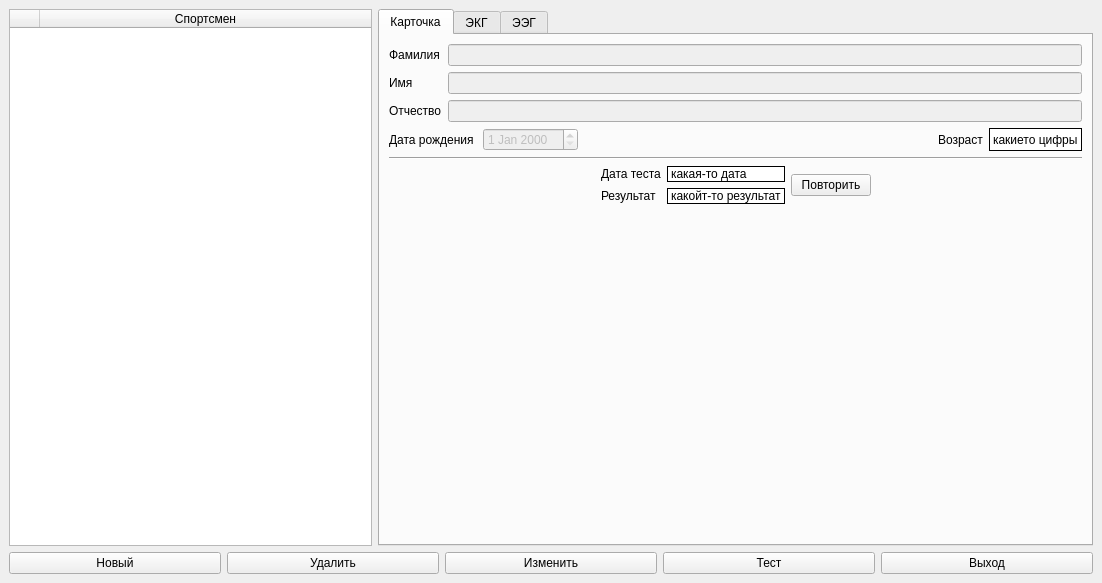
Qt form design.ui (egorguslyan/kvantoriada) before a commit.
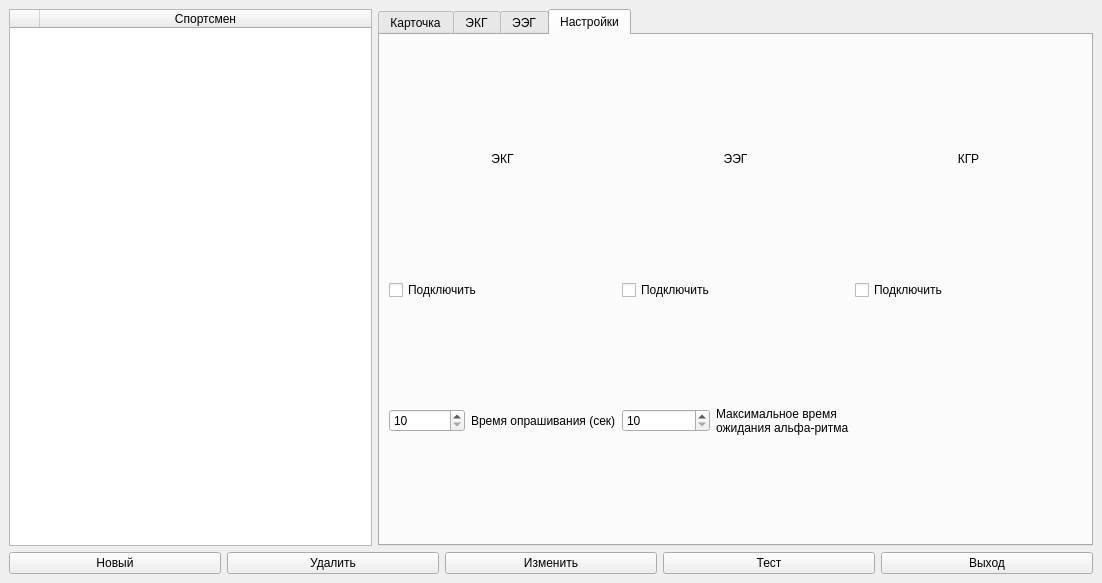
The same form after that commit. The open tabs and pages were chosen to show the change.

Patch:
```diff
--- a/design.ui
+++ b/design.ui
@@ -537,6 +537,125 @@
           </item>
          </layout>
         </widget>
+        <widget class="QWidget" name="settings">
+         <attribute name="title">
+          <string>Настройки</string>
+         </attribute>
+         <layout class="QVBoxLayout" name="verticalLayout_2">
+          <item>
+           <layout class="QGridLayout" name="gridLayout_3">
+            <item row="1" column="2">
+             <widget class="QCheckBox" name="checkBox_3">
+              <property name="text">
+               <string>Подключить</string>
+              </property>
+             </widget>
+            </item>
+            <item row="1" column="0">
+             <widget class="QCheckBox" name="checkBox">
+              <property name="text">
+               <string>Подключить</string>
+              </property>
+             </widget>
+            </item>
+            <item row="1" column="1">
+             <widget class="QCheckBox" name="checkBox_2">
+              <property name="layoutDirection">
+               <enum>Qt::LeftToRight</enum>
+              </property>
+              <property name="text">
+               <string>Подключить</string>
+              </property>
+             </widget>
+            </item>
+            <item row="0" column="1">
+             <widget class="QLabel" name="label_8">
+              <property name="text">
+               <string>ЭЭГ</string>
+              </property>
+              <property name="alignment">
+               <set>Qt::AlignCenter</set>
+              </property>
+             </widget>
+            </item>
+            <item row="0" column="0">
+             <widget class="QLabel" name="label_7">
+              <property name="text">
+               <string>ЭКГ</string>
+              </property>
+              <property name="alignment">
+               <set>Qt::AlignCenter</set>
+              </property>
+             </widget>
+            </item>
+            <item row="0" column="2">
+             <widget class="QLabel" name="label_9">
+              <property name="text">
+               <string>КГР</string>
+              </property>
+              <property name="alignment">
+               <set>Qt::AlignCenter</set>
+              </property>
+             </widget>
+            </item>
+            <item row="2" column="0">
+             <layout class="QHBoxLayout" name="horizontalLayout_5">
+              <item>
+               <widget class="QSpinBox" name="spinBox">
+                <property name="layoutDirection">
+                 <enum>Qt::LeftToRight</enum>
+                </property>
+                <property name="minimum">
+                 <number>10</number>
+                </property>
+                <property name="maximum">
+                 <number>60</number>
+                </property>
+               </widget>
+              </item>
+              <item>
+               <widget class="QLabel" name="label_10">
+                <property name="text">
+                 <string>Время опрашивания (сек)</string>
+                </property>
+               </widget>
+              </item>
+             </layout>
+            </item>
+            <item row="2" column="1">
+             <layout class="QHBoxLayout" name="horizontalLayout_6">
+              <item>
+               <widget class="QSpinBox" name="spinBox_2">
+                <property name="minimum">
+                 <number>10</number>
+                </property>
+                <property name="maximum">
+                 <number>20</number>
+                </property>
+               </widget>
+              </item>
+              <item>
+               <widget class="QLabel" name="label_11">
+                <property name="text">
+                 <string>Максимальное время ожидания альфа-ритма</string>
+                </property>
+                <property name="textFormat">
+                 <enum>Qt::AutoText</enum>
+                </property>
+                <property name="scaledContents">
+                 <bool>true</bool>
+                </property>
+                <property name="wordWrap">
+                 <bool>true</bool>
+                </property>
+               </widget>
+              </item>
+             </layout>
+            </item>
+           </layout>
+          </item>
+         </layout>
+        </widget>
        </widget>
       </item>
      </layout>
```
